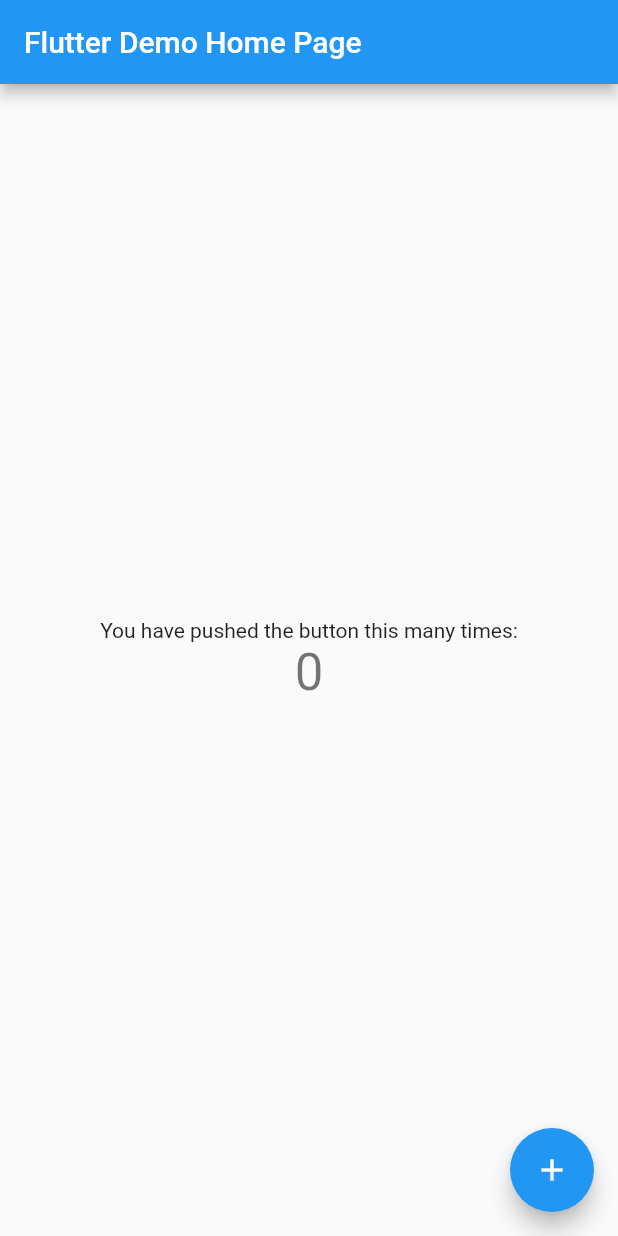
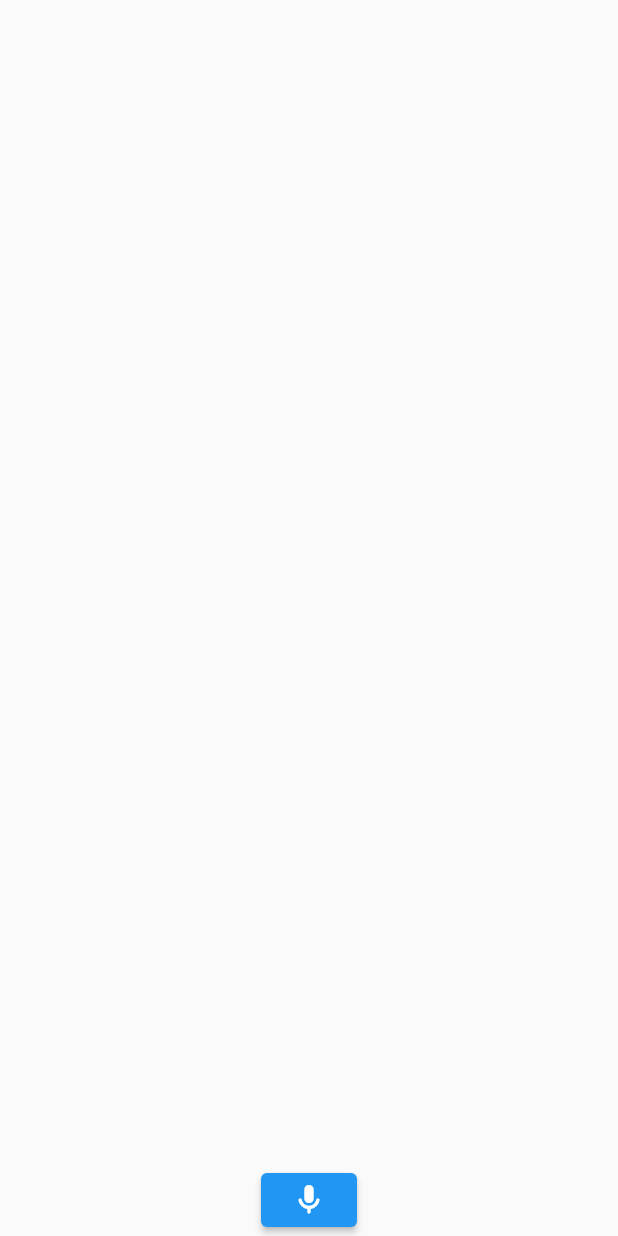
Before and after one commit to StoneyDev/comeon, a Flutter app: the screen it shows after launch, on a phone screen of 412 x 824 dp. Run offline on Flutter 3.47's test engine with Material 2 defaults, Android fonts, the phone set to English and light mode, and no system bars.

Commit message:
feature(develop): install packages and draft views

```diff
--- /dev/null
+++ b/lib/come_on_app.dart
@@ -0,0 +1,14 @@
+import 'package:comeon/home_page.dart';
+import 'package:flutter/material.dart';
+
+class ComeOnApp extends StatelessWidget {
+  const ComeOnApp({super.key});
+
+  @override
+  Widget build(BuildContext context) {
+    return const MaterialApp(
+      title: 'Flutter Demo',
+      home: HomePage(),
+    );
+  }
+}
--- /dev/null
+++ b/lib/home_page.dart
@@ -0,0 +1,19 @@
+import 'package:flutter/material.dart';
+
+class HomePage extends StatelessWidget {
+  const HomePage({super.key});
+
+  @override
+  Widget build(BuildContext context) {
+    return Scaffold(
+      body: Container(),
+      floatingActionButtonLocation: FloatingActionButtonLocation.centerDocked,
+      floatingActionButton: ElevatedButton(
+        child: const Icon(Icons.mic_rounded),
+        onPressed: () {
+
+        },
+      ),
+    );
+  }
+}
--- a/lib/main.dart
+++ b/lib/main.dart
@@ -1,115 +1,6 @@
+import 'package:comeon/come_on_app.dart';
 import 'package:flutter/material.dart';
 
 void main() {
-  runApp(const MyApp());
+  runApp(const ComeOnApp());
 }
-
-class MyApp extends StatelessWidget {
-  const MyApp({super.key});
-
-  // This widget is the root of your application.
-  @override
-  Widget build(BuildContext context) {
-    return MaterialApp(
-      title: 'Flutter Demo',
-      theme: ThemeData(
-        // This is the theme of your application.
-        //
-        // Try running your application with "flutter run". You'll see the
-        // application has a blue toolbar. Then, without quitting the app, try
-        // changing the primarySwatch below to Colors.green and then invoke
-        // "hot reload" (press "r" in the console where you ran "flutter run",
-        // or simply save your changes to "hot reload" in a Flutter IDE).
-        // Notice that the counter didn't reset back to zero; the application
-        // is not restarted.
-        primarySwatch: Colors.blue,
-      ),
-      home: const MyHomePage(title: 'Flutter Demo Home Page'),
-    );
-  }
-}
-
-class MyHomePage extends StatefulWidget {
-  const MyHomePage({super.key, required this.title});
-
-  // This widget is the home page of your application. It is stateful, meaning
-  // that it has a State object (defined below) that contains fields that affect
-  // how it looks.
-
-  // This class is the configuration for the state. It holds the values (in this
-  // case the title) provided by the parent (in this case the App widget) and
-  // used by the build method of the State. Fields in a Widget subclass are
-  // always marked "final".
-
-  final String title;
-
-  @override
-  State<MyHomePage> createState() => _MyHomePageState();
-}
-
-class _MyHomePageState extends State<MyHomePage> {
-  int _counter = 0;
-
-  void _incrementCounter() {
-    setState(() {
-      // This call to setState tells the Flutter framework that something has
-      // changed in this State, which causes it to rerun the build method below
-      // so that the display can reflect the updated values. If we changed
-      // _counter without calling setState(), then the build method would not be
-      // called again, and so nothing would appear to happen.
-      _counter++;
-    });
-  }
-
-  @override
-  Widget build(BuildContext context) {
-    // This method is rerun every time setState is called, for instance as done
-    // by the _incrementCounter method above.
-    //
-    // The Flutter framework has been optimized to make rerunning build methods
-    // fast, so that you can just rebuild anything that needs updating rather
-    // than having to individually change instances of widgets.
-    return Scaffold(
-      appBar: AppBar(
-        // Here we take the value from the MyHomePage object that was created by
-        // the App.build method, and use it to set our appbar title.
-        title: Text(widget.title),
-      ),
-      body: Center(
-        // Center is a layout widget. It takes a single child and positions it
-        // in the middle of the parent.
-        child: Column(
-          // Column is also a layout widget. It takes a list of children and
-          // arranges them vertically. By default, it sizes itself to fit its
-          // children horizontally, and tries to be as tall as its parent.
-          //
-          // Invoke "debug painting" (press "p" in the console, choose the
-          // "Toggle Debug Paint" action from the Flutter Inspector in Android
-          // Studio, or the "Toggle Debug Paint" command in Visual Studio Code)
-          // to see the wireframe for each widget.
-          //
-          // Column has various properties to control how it sizes itself and
-          // how it positions its children. Here we use mainAxisAlignment to
-          // center the children vertically; the main axis here is the vertical
-          // axis because Columns are vertical (the cross axis would be
-          // horizontal).
-          mainAxisAlignment: MainAxisAlignment.center,
-          children: <Widget>[
-            const Text(
-              'You have pushed the button this many times:',
-            ),
-            Text(
-              '$_counter',
-              style: Theme.of(context).textTheme.headlineMedium,
-            ),
-          ],
-        ),
-      ),
-      floatingActionButton: FloatingActionButton(
-        onPressed: _incrementCounter,
-        tooltip: 'Increment',
-        child: const Icon(Icons.add),
-      ), // This trailing comma makes auto-formatting nicer for build methods.
-    );
-  }
-}
--- /dev/null
+++ b/lib/provider/record_provider.dart
@@ -0,0 +1,5 @@
+import 'package:flutter/material.dart';
+
+class RecordProvider extends ChangeNotifier {
+
+}
```
Also changed, not shown: pubspec.yaml (+3 -9 lines), pubspec.lock, 4 other files.
